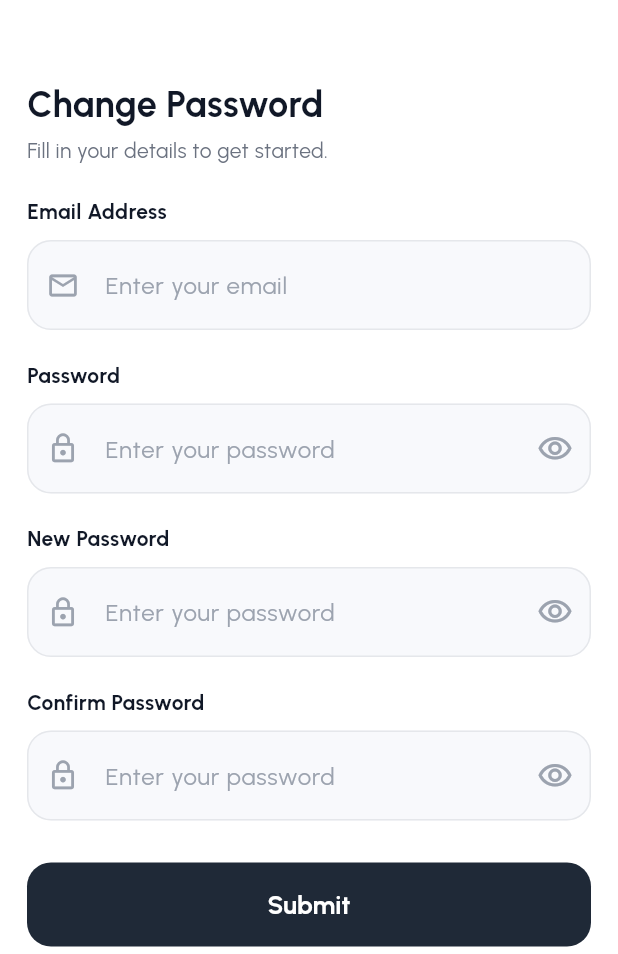
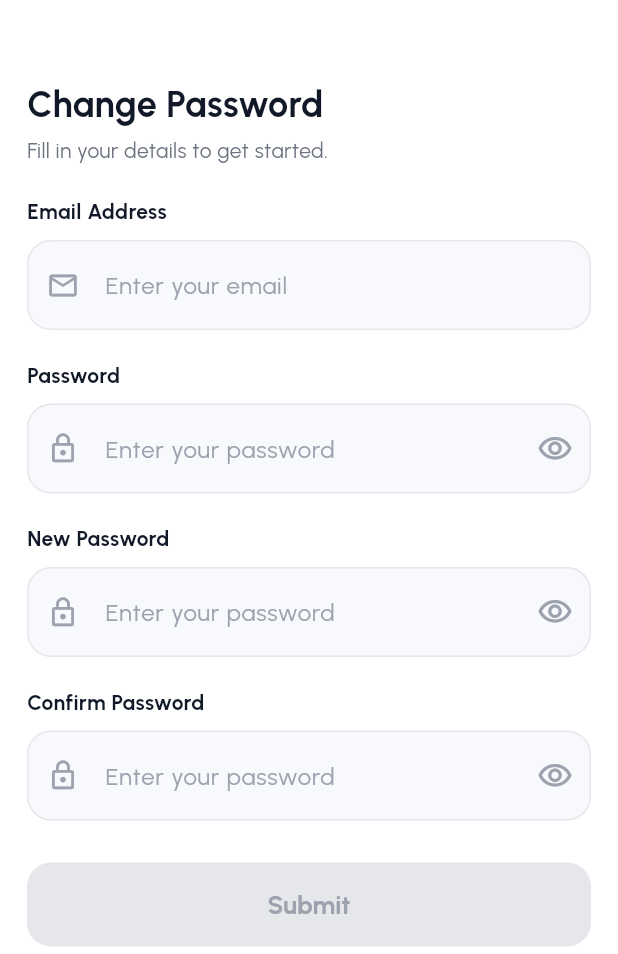
Before and after one commit to lansoyyy/school_scoring_app, a Flutter app: the ChangePasswordScreen screen opened directly, on a phone screen of 412 x 824 dp, the part 282-1236 px from its top. Run offline on Flutter 3.47's test engine with Material 3 defaults, Android fonts, the phone set to English and light mode, and no system bars; our stand-ins replace flutter_spinkit, image_picker, shared_preferences; accounts and stored records are empty; network calls fail.

Commit message:
fixes for april 19 issues

```diff
--- a/lib/core/constants/app_constants.dart
+++ b/lib/core/constants/app_constants.dart
@@ -59,6 +59,7 @@ class AppConstants {
 
   // API Constants
   static const String apiBaseUrl = 'http://93.127.140.225:8082/DSI';
+  static const String appLogoUrl = '$apiBaseUrl/App_Logo.jpg';
   static const int connectionTimeout = 30000;
   static const int receiveTimeout = 30000;
   static const int sendTimeout = 30000;
--- a/lib/core/utils/app_assets.dart
+++ b/lib/core/utils/app_assets.dart
@@ -9,6 +9,7 @@ class AppAssets {
 
   // Images
   static const String imagesPath = 'assets/images/';
+  static const String logo = '${imagesPath}logo.png';
   static const String userImage = '${imagesPath}user (1).png';
 
   // Placeholder Images (can be used for testing)
--- a/lib/features/auth/change_password_screen.dart
+++ b/lib/features/auth/change_password_screen.dart
@@ -1,12 +1,11 @@
 import 'package:flutter/material.dart';
 import 'package:flutter/services.dart';
-import 'package:school_scoring_app/features/auth/login_screen.dart';
-import 'package:school_scoring_app/features/home/home_screen.dart';
 import 'package:school_scoring_app/navigation/main_navigation.dart';
 import 'package:shared_preferences/shared_preferences.dart';
 
 import '../../core/constants/app_colors.dart';
 import '../../core/constants/app_constants.dart';
+import '../../widgets/common/app_logo.dart';
 import 'services/auth_api_service.dart';
 
 class ChangePasswordScreen extends StatefulWidget {
@@ -27,6 +26,12 @@ class _ChangePasswordScreenState extends State<ChangePasswordScreen> {
   bool _obscureNewPassword = true;
   bool _obscureConfirmPassword = true;
   bool _isLoading = false;
+
+  bool get _canSubmit =>
+      !_isLoading &&
+      _currentPasswordCtrl.text.isNotEmpty &&
+      _newPasswordCtrl.text.isNotEmpty &&
+      _confirmPasswordCtrl.text.isNotEmpty;
 
   @override
   void initState() {
@@ -180,8 +185,7 @@ class _ChangePasswordScreenState extends State<ChangePasswordScreen> {
               crossAxisAlignment: CrossAxisAlignment.start,
               children: [
                 Center(
-                  child: Image.asset(
-                    'assets/images/logo.png',
+                  child: AppLogo(
                     fit: BoxFit.contain,
                     height: 120,
                   ),
@@ -236,6 +240,7 @@ class _ChangePasswordScreenState extends State<ChangePasswordScreen> {
                   controller: _currentPasswordCtrl,
                   obscureText: _obscureCurrentPassword,
                   enabled: !_isLoading,
+                  onChanged: (_) => setState(() {}),
                   style: const TextStyle(
                     fontFamily: 'Urbanist',
                     fontSize: 16,
@@ -275,6 +280,7 @@ class _ChangePasswordScreenState extends State<ChangePasswordScreen> {
                   controller: _newPasswordCtrl,
                   obscureText: _obscureNewPassword,
                   enabled: !_isLoading,
+                  onChanged: (_) => setState(() {}),
                   style: const TextStyle(
                     fontFamily: 'Urbanist',
                     fontSize: 16,
@@ -314,6 +320,7 @@ class _ChangePasswordScreenState extends State<ChangePasswordScreen> {
                   controller: _confirmPasswordCtrl,
                   obscureText: _obscureConfirmPassword,
                   enabled: !_isLoading,
+                  onChanged: (_) => setState(() {}),
                   style: const TextStyle(
                     fontFamily: 'Urbanist',
                     fontSize: 16,
@@ -354,7 +361,7 @@ class _ChangePasswordScreenState extends State<ChangePasswordScreen> {
                   width: double.infinity,
                   height: 56,
                   child: ElevatedButton(
-                    onPressed: _isLoading ? null : _submit,
+                    onPressed: _canSubmit ? _submit : null,
                     style: ElevatedButton.styleFrom(
                       backgroundColor: AppColors.primary,
                       foregroundColor: AppColors.textWhite,
--- a/lib/features/auth/forgot_password_login_screen.dart
+++ b/lib/features/auth/forgot_password_login_screen.dart
@@ -5,6 +5,7 @@ import '../../core/constants/app_colors.dart';
 import '../../core/constants/app_constants.dart';
 import '../../core/services/local_profile_service.dart';
 import '../../navigation/main_navigation.dart';
+import '../../widgets/common/app_logo.dart';
 import 'services/auth_api_service.dart';
 
 class ForgotPasswordLoginScreen extends StatefulWidget {
@@ -164,8 +165,7 @@ class _ForgotPasswordLoginScreenState extends State<ForgotPasswordLoginScreen> {
               children: [
                 const SizedBox(height: 12),
                 Center(
-                  child: Image.asset(
-                    'assets/images/logo.png',
+                  child: AppLogo(
                     fit: BoxFit.contain,
                     height: 150,
                   ),
--- a/lib/features/auth/login_screen.dart
+++ b/lib/features/auth/login_screen.dart
@@ -6,6 +6,7 @@ import '../../core/constants/app_colors.dart';
 import '../../core/constants/app_constants.dart';
 import '../../core/services/local_profile_service.dart';
 import '../../navigation/main_navigation.dart';
+import '../../widgets/common/app_logo.dart';
 import 'forgot_password_screen.dart';
 import 'services/auth_api_service.dart';
 import 'signup_screen.dart';
@@ -170,8 +171,7 @@ class _LoginScreenState extends State<LoginScreen> {
               children: [
                 const SizedBox(height: 6),
                 Center(
-                  child: Image.asset(
-                    'assets/images/logo.png',
+                  child: AppLogo(
                     fit: BoxFit.contain,
                     height: 150,
                   ),
--- a/lib/features/auth/signup_screen.dart
+++ b/lib/features/auth/signup_screen.dart
@@ -6,6 +6,7 @@ import '../../core/constants/app_colors.dart';
 import '../../core/constants/app_constants.dart';
 import '../legal/privacy_policy_screen.dart';
 import '../legal/terms_and_conditions_screen.dart';
+import '../../widgets/common/app_logo.dart';
 import 'login_screen.dart';
 import 'services/auth_api_service.dart';
 import 'signup_login_screen.dart';
@@ -160,8 +161,7 @@ class _SignupScreenState extends State<SignupScreen> {
               children: [
                 const SizedBox(height: 6),
                 Center(
-                  child: Image.asset(
-                    'assets/images/logo.png',
+                  child: AppLogo(
                     fit: BoxFit.contain,
                     height: 150,
                   ),
--- a/lib/features/auth/splash_screen.dart
+++ b/lib/features/auth/splash_screen.dart
@@ -3,6 +3,7 @@ import 'package:shared_preferences/shared_preferences.dart';
 
 import '../../core/constants/app_colors.dart';
 import '../../core/constants/app_constants.dart';
+import '../../widgets/common/app_logo.dart';
 import 'login_screen.dart';
 import 'signup_screen.dart';
 
@@ -60,8 +61,7 @@ class _SplashScreenState extends State<SplashScreen> {
         child: Stack(
           children: [
             Center(
-              child: Image.asset(
-                'assets/images/logo.png',
+              child: AppLogo(
                 width: 150,
                 height: 150,
                 fit: BoxFit.contain,
--- /dev/null
+++ b/lib/widgets/common/app_logo.dart
@@ -0,0 +1,48 @@
+import 'package:flutter/material.dart';
+
+import '../../core/constants/app_constants.dart';
+import '../../core/utils/app_assets.dart';
+
+class AppLogo extends StatelessWidget {
+  const AppLogo({
+    super.key,
+    this.width,
+    this.height,
+    this.fit = BoxFit.contain,
+    this.url = AppConstants.appLogoUrl,
+    this.localAssetPath = AppAssets.logo,
+  });
+
+  final double? width;
+  final double? height;
+  final BoxFit fit;
+  final String url;
+  final String localAssetPath;
+
+  @override
+  Widget build(BuildContext context) {
+    return Image.network(
+      url,
+      width: width,
+      height: height,
+      fit: fit,
+      errorBuilder: (_, __, ___) => _buildLocalLogo(),
+      loadingBuilder: (context, child, loadingProgress) {
+        if (loadingProgress == null) {
+          return child;
+        }
+
+        return _buildLocalLogo();
+      },
+    );
+  }
+
+  Widget _buildLocalLogo() {
+    return Image.asset(
+      localAssetPath,
+      width: width,
+      height: height,
+      fit: fit,
+    );
+  }
+}
```
Also changed, not shown: lib/features/auth/forgot_password_screen.dart (+8 -14 lines), lib/features/auth/signup_login_screen.dart (+52 -5 lines), lib/features/home/about_screen.dart (+1 -9 lines), lib/features/home/edit_profile_screen.dart (+8 -3 lines), lib/features/home/home_screen.dart (+47 -57 lines), lib/features/sports/sports_screen.dart (+38 -0 lines).
